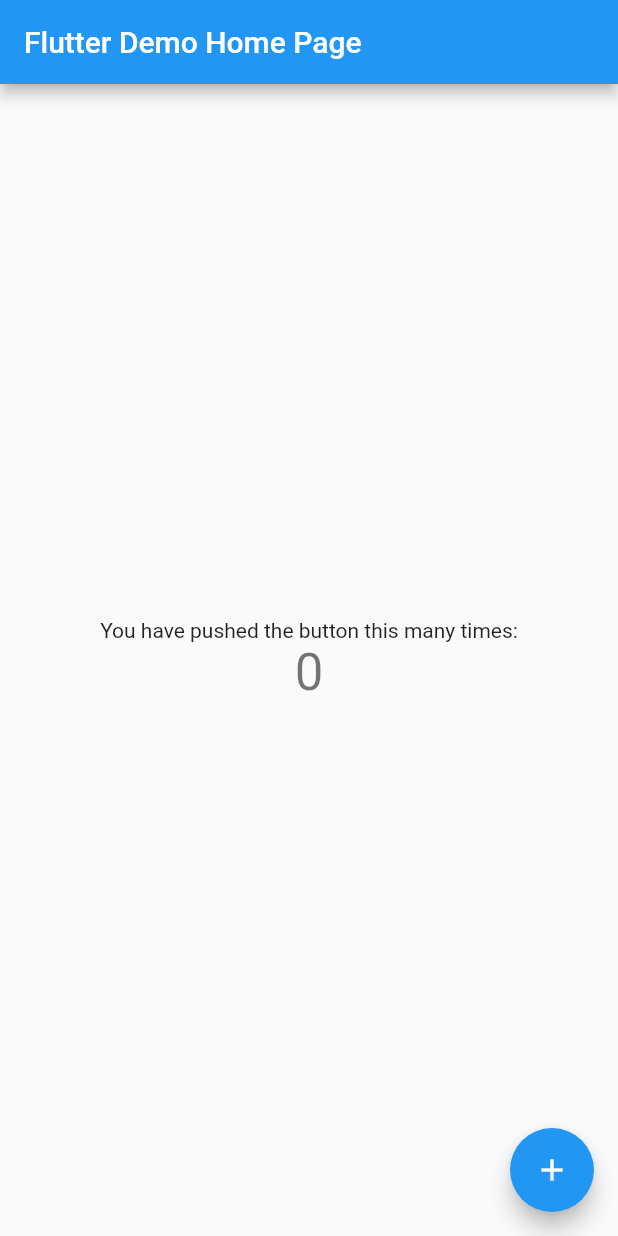
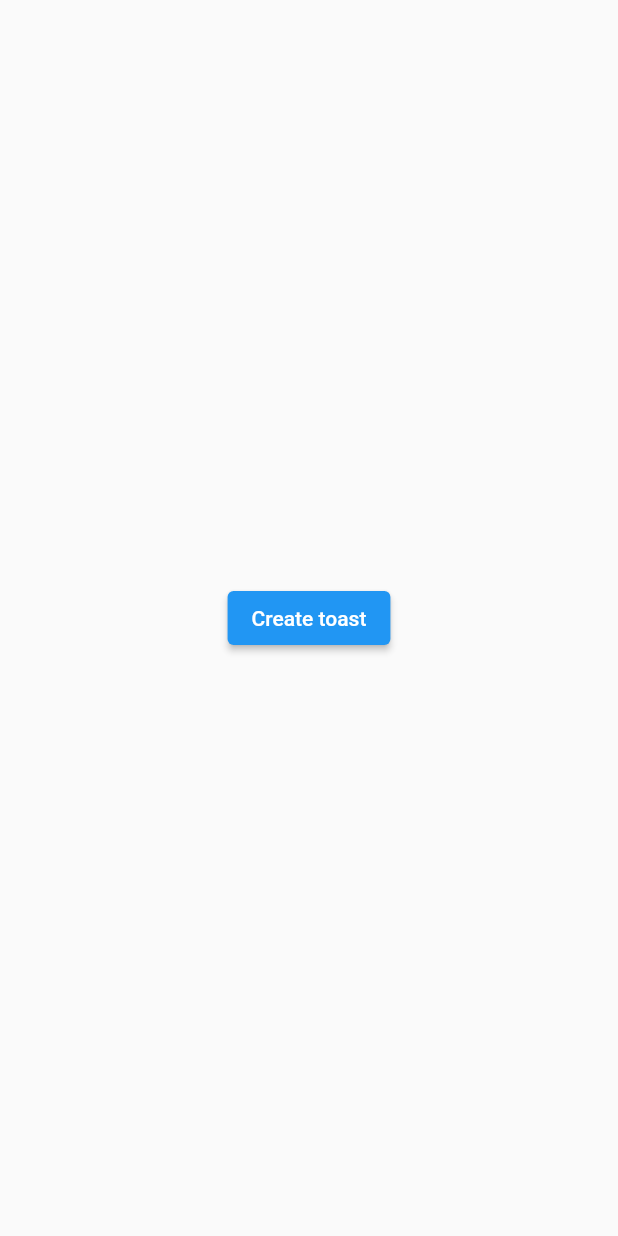
Before and after one commit to lvxduck/toastify, a Flutter app: the screen it shows after launch, on a phone screen of 412 x 824 dp. Run offline on Flutter 3.47's test engine with Material 2 defaults, Android fonts, the phone set to English and light mode, and no system bars.

Commit message:
feat: impl basic toastify and example

```diff
--- a/example/lib/main.dart
+++ b/example/lib/main.dart
@@ -1,4 +1,7 @@
+import 'dart:math';
+
 import 'package:flutter/material.dart';
+import 'package:toastify/toastify.dart';
 
 void main() {
   runApp(const MyApp());
@@ -7,109 +10,44 @@
 class MyApp extends StatelessWidget {
   const MyApp({super.key});
 
-  // This widget is the root of your application.
   @override
   Widget build(BuildContext context) {
     return MaterialApp(
       title: 'Flutter Demo',
       theme: ThemeData(
-        // This is the theme of your application.
-        //
-        // Try running your application with "flutter run". You'll see the
-        // application has a blue toolbar. Then, without quitting the app, try
-        // changing the primarySwatch below to Colors.green and then invoke
-        // "hot reload" (press "r" in the console where you ran "flutter run",
-        // or simply save your changes to "hot reload" in a Flutter IDE).
-        // Notice that the counter didn't reset back to zero; the application
-        // is not restarted.
         primarySwatch: Colors.blue,
       ),
-      home: const MyHomePage(title: 'Flutter Demo Home Page'),
+      home: const MyHomePage(),
     );
   }
 }
 
 class MyHomePage extends StatefulWidget {
-  const MyHomePage({super.key, required this.title});
-
-  // This widget is the home page of your application. It is stateful, meaning
-  // that it has a State object (defined below) that contains fields that affect
-  // how it looks.
-
-  // This class is the configuration for the state. It holds the values (in this
-  // case the title) provided by the parent (in this case the App widget) and
-  // used by the build method of the State. Fields in a Widget subclass are
-  // always marked "final".
-
-  final String title;
+  const MyHomePage({super.key});
 
   @override
   State<MyHomePage> createState() => _MyHomePageState();
 }
 
 class _MyHomePageState extends State<MyHomePage> {
-  int _counter = 0;
-
-  void _incrementCounter() {
-    setState(() {
-      // This call to setState tells the Flutter framework that something has
-      // changed in this State, which causes it to rerun the build method below
-      // so that the display can reflect the updated values. If we changed
-      // _counter without calling setState(), then the build method would not be
-      // called again, and so nothing would appear to happen.
-      _counter++;
-    });
-  }
-
   @override
   Widget build(BuildContext context) {
-    // This method is rerun every time setState is called, for instance as done
-    // by the _incrementCounter method above.
-    //
-    // The Flutter framework has been optimized to make rerunning build methods
-    // fast, so that you can just rebuild anything that needs updating rather
-    // than having to individually change instances of widgets.
     return Scaffold(
-      appBar: AppBar(
-        // Here we take the value from the MyHomePage object that was created by
-        // the App.build method, and use it to set our appbar title.
-        title: Text(widget.title),
-      ),
       body: Center(
-        // Center is a layout widget. It takes a single child and positions it
-        // in the middle of the parent.
-        child: Column(
-          // Column is also a layout widget. It takes a list of children and
-          // arranges them vertically. By default, it sizes itself to fit its
-          // children horizontally, and tries to be as tall as its parent.
-          //
-          // Invoke "debug painting" (press "p" in the console, choose the
-          // "Toggle Debug Paint" action from the Flutter Inspector in Android
-          // Studio, or the "Toggle Debug Paint" command in Visual Studio Code)
-          // to see the wireframe for each widget.
-          //
-          // Column has various properties to control how it sizes itself and
-          // how it positions its children. Here we use mainAxisAlignment to
-          // center the children vertically; the main axis here is the vertical
-          // axis because Columns are vertical (the cross axis would be
-          // horizontal).
-          mainAxisAlignment: MainAxisAlignment.center,
-          children: <Widget>[
-            const Text(
-              'You have pushed the button this many times:',
-            ),
-            Text(
-              '$_counter',
-              style: Theme.of(context).textTheme.headlineMedium,
-            ),
-          ],
+        child: ElevatedButton(
+          onPressed: () {
+            showToast(
+              context,
+              Toast(
+                title: 'hhee baby',
+                description:
+                    'Hello naoa dax asxas x le vinh nhan duc ${Random().nextInt(100)}',
+              ),
+            );
+          },
+          child: const Text('Create toast'),
         ),
       ),
-      floatingActionButton: FloatingActionButton(
-        onPressed: _incrementCounter,
-        tooltip: 'Increment',
-        child: const Icon(Icons.add),
-      ), // This trailing comma makes auto-formatting nicer for build methods.
     );
   }
 }
--- a/example/pubspec.yaml
+++ b/example/pubspec.yaml
@@ -30,11 +30,9 @@
 dependencies:
   flutter:
     sdk: flutter
-
-
-  # The following adds the Cupertino Icons font to your application.
-  # Use with the CupertinoIcons class for iOS style icons.
   cupertino_icons: ^1.0.2
+  toastify:
+    path: ../
 
 dev_dependencies:
   flutter_test:
```
Also changed, not shown: lib/src/toast_tile.dart (added, +85 -0 lines), lib/src/toastify.dart (added, +108 -0 lines), lib/toastify.dart (+3 -6 lines), example/pubspec.lock.
